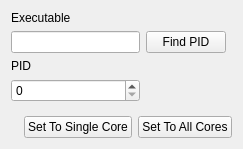
gusmd/pubfix, file MainWindow.ui: the form before one commit.
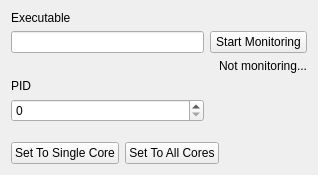
The form after the commit.

Commit message:
Add a timer-based concurrent PID exe search
This modifies the application a bit. Instead of having to press
"Find PID" repeatedly until the EXE is found, now pressing "Start"
triggers a busy loop that keeps looking for the process every
second. If the process is then closed, it goes back to "monitoring"
and sets the PID to zero.

Patch:
```diff
--- a/MainWindow.ui
+++ b/MainWindow.ui
@@ -6,8 +6,8 @@
    <rect>
     <x>0</x>
     <y>0</y>
-    <width>243</width>
-    <height>149</height>
+    <width>318</width>
+    <height>175</height>
    </rect>
   </property>
   <property name="windowTitle">
@@ -16,22 +16,32 @@
   <widget class="QWidget" name="centralWidget">
    <layout class="QGridLayout" name="gridLayout">
     <item row="0" column="0">
-     <layout class="QGridLayout" name="gridLayout_2">
-      <item row="2" column="0">
+     <layout class="QGridLayout" name="gridLayout_2" columnstretch="4,2">
+      <item row="3" column="0">
        <widget class="QLabel" name="label_2">
         <property name="text">
          <string>PID</string>
         </property>
        </widget>
       </item>
-      <item row="3" column="0">
+      <item row="1" column="0">
+       <widget class="QLineEdit" name="exeEdit"/>
+      </item>
+      <item row="4" column="0">
        <widget class="QSpinBox" name="pidSpinBox">
         <property name="maximum">
          <number>1000000000</number>
         </property>
        </widget>
       </item>
-      <item row="4" column="0">
+      <item row="1" column="1">
+       <widget class="QPushButton" name="findButton">
+        <property name="text">
+         <string>Start Monitoring</string>
+        </property>
+       </widget>
+      </item>
+      <item row="5" column="0">
        <spacer name="verticalSpacer">
         <property name="orientation">
          <enum>Qt::Vertical</enum>
@@ -44,16 +54,6 @@
         </property>
        </spacer>
       </item>
-      <item row="1" column="1">
-       <widget class="QPushButton" name="findButton">
-        <property name="text">
-         <string>Find PID</string>
-        </property>
-       </widget>
-      </item>
-      <item row="1" column="0">
-       <widget class="QLineEdit" name="exeEdit"/>
-      </item>
       <item row="0" column="0">
        <widget class="QLabel" name="label">
         <property name="text">
@@ -61,8 +61,22 @@
         </property>
        </widget>
       </item>
-      <item row="5" column="0" colspan="3">
+      <item row="6" column="0" colspan="2">
        <layout class="QHBoxLayout" name="horizontalLayout">
+        <item>
+         <widget class="QPushButton" name="singleCoreButton">
+          <property name="text">
+           <string>Set To Single Core</string>
+          </property>
+         </widget>
+        </item>
+        <item>
+         <widget class="QPushButton" name="allCoresButton">
+          <property name="text">
+           <string>Set To All Cores</string>
+          </property>
+         </widget>
+        </item>
         <item>
          <spacer name="horizontalSpacer">
           <property name="orientation">
@@ -76,22 +90,24 @@
           </property>
          </spacer>
         </item>
-        <item>
-         <widget class="QPushButton" name="singleCoreButton">
-          <property name="text">
-           <string>Set To Single Core</string>
-          </property>
-         </widget>
-        </item>
-        <item>
-         <widget class="QPushButton" name="allCoresButton">
-          <property name="text">
-           <string>Set To All Cores</string>
-          </property>
-         </widget>
-        </item>
        </layout>
       </item>
+      <item row="2" column="1">
+       <widget class="QLabel" name="statusLabel">
+        <property name="minimumSize">
+         <size>
+          <width>0</width>
+          <height>0</height>
+         </size>
+        </property>
+        <property name="text">
+         <string>Not monitoring...</string>
+        </property>
+        <property name="alignment">
+         <set>Qt::AlignRight|Qt::AlignTrailing|Qt::AlignVCenter</set>
+        </property>
+       </widget>
+      </item>
      </layout>
     </item>
    </layout>
```
The commit also changes 2 other files.
